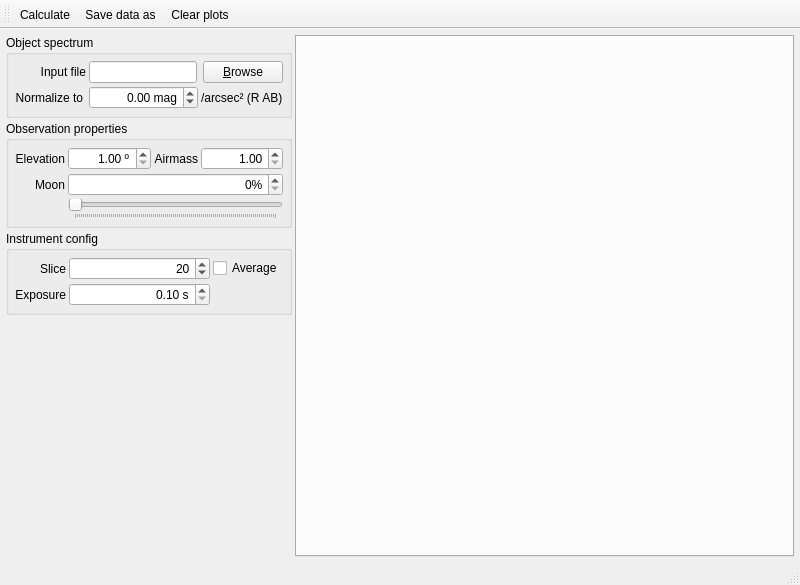
Old version of the form CalGUI/MainWindow.ui in the repository HARMONI-CAB/TARSIS-ETC.
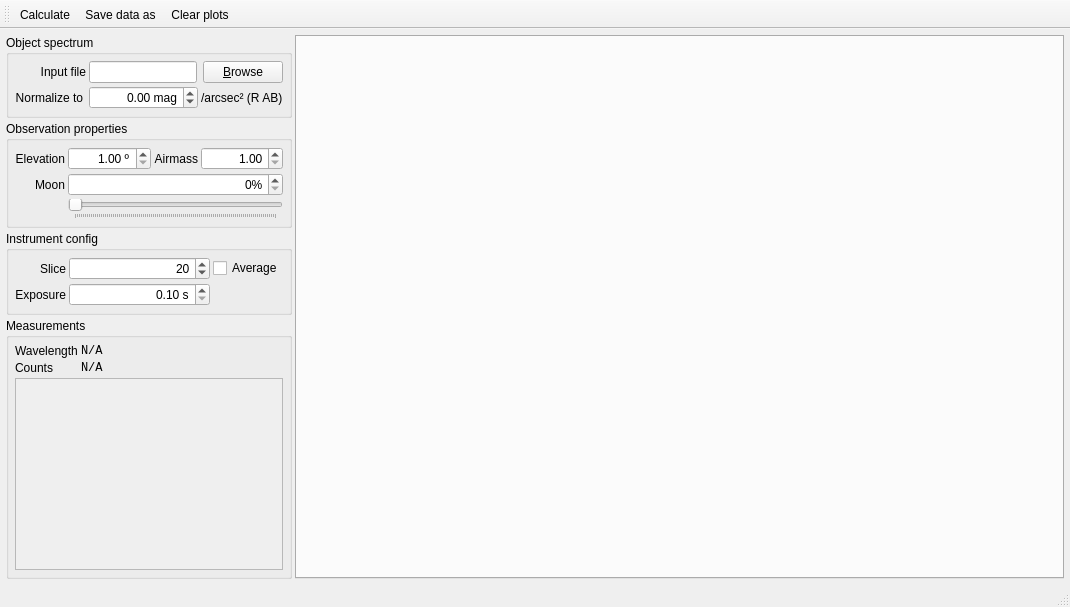
New version of the form. Icons and pictures are not drawn.

```diff
--- a/CalGUI/MainWindow.ui
+++ b/CalGUI/MainWindow.ui
@@ -6,8 +6,8 @@
    <rect>
     <x>0</x>
     <y>0</y>
-    <width>800</width>
-    <height>585</height>
+    <width>1070</width>
+    <height>607</height>
    </rect>
   </property>
   <property name="windowTitle">
@@ -37,7 +37,7 @@
     <item row="1" column="0">
      <widget class="QGroupBox" name="groupBox">
       <property name="sizePolicy">
-       <sizepolicy hsizetype="Fixed" vsizetype="Preferred">
+       <sizepolicy hsizetype="Fixed" vsizetype="Fixed">
         <horstretch>0</horstretch>
         <verstretch>0</verstretch>
        </sizepolicy>
@@ -175,7 +175,7 @@
     <item row="2" column="0">
      <widget class="QGroupBox" name="groupBox_2">
       <property name="sizePolicy">
-       <sizepolicy hsizetype="Minimum" vsizetype="Preferred">
+       <sizepolicy hsizetype="Minimum" vsizetype="Fixed">
         <horstretch>0</horstretch>
         <verstretch>0</verstretch>
        </sizepolicy>
@@ -329,30 +329,10 @@
       </layout>
      </widget>
     </item>
-    <item row="4" column="0">
-     <spacer name="verticalSpacer">
-      <property name="orientation">
-       <enum>Qt::Vertical</enum>
-      </property>
-      <property name="sizeHint" stdset="0">
-       <size>
-        <width>20</width>
-        <height>40</height>
-       </size>
-      </property>
-     </spacer>
-    </item>
-    <item row="1" column="1" rowspan="4" colspan="2">
-     <widget class="QTabWidget" name="tabWidget">
-      <property name="currentIndex">
-       <number>-1</number>
-      </property>
-     </widget>
-    </item>
     <item row="3" column="0">
      <widget class="QGroupBox" name="groupBox_3">
       <property name="sizePolicy">
-       <sizepolicy hsizetype="Minimum" vsizetype="Preferred">
+       <sizepolicy hsizetype="Minimum" vsizetype="Fixed">
         <horstretch>0</horstretch>
         <verstretch>0</verstretch>
        </sizepolicy>
@@ -462,6 +442,142 @@
       </layout>
      </widget>
     </item>
+    <item row="1" column="1" rowspan="5" colspan="2">
+     <widget class="QTabWidget" name="tabWidget">
+      <property name="currentIndex">
+       <number>-1</number>
+      </property>
+     </widget>
+    </item>
+    <item row="4" column="0" rowspan="2">
+     <widget class="QGroupBox" name="groupBox_4">
+      <property name="sizePolicy">
+       <sizepolicy hsizetype="Preferred" vsizetype="Expanding">
+        <horstretch>0</horstretch>
+        <verstretch>0</verstretch>
+       </sizepolicy>
+      </property>
+      <property name="title">
+       <string>Measurements</string>
+      </property>
+      <layout class="QGridLayout" name="gridLayout_6">
+       <property name="leftMargin">
+        <number>6</number>
+       </property>
+       <property name="topMargin">
+        <number>6</number>
+       </property>
+       <property name="rightMargin">
+        <number>6</number>
+       </property>
+       <property name="bottomMargin">
+        <number>6</number>
+       </property>
+       <property name="spacing">
+        <number>3</number>
+       </property>
+       <item row="1" column="0">
+        <widget class="QLabel" name="label_10">
+         <property name="sizePolicy">
+          <sizepolicy hsizetype="Minimum" vsizetype="Preferred">
+           <horstretch>0</horstretch>
+           <verstretch>0</verstretch>
+          </sizepolicy>
+         </property>
+         <property name="text">
+          <string>Counts</string>
+         </property>
+        </widget>
+       </item>
+       <item row="1" column="1">
+        <widget class="QLabel" name="countsLabel">
+         <property name="font">
+          <font>
+           <family>Monospace</family>
+          </font>
+         </property>
+         <property name="text">
+          <string>N/A</string>
+         </property>
+        </widget>
+       </item>
+       <item row="0" column="1">
+        <widget class="QLabel" name="wlLabel">
+         <property name="font">
+          <font>
+           <family>Monospace</family>
+          </font>
+         </property>
+         <property name="text">
+          <string>N/A</string>
+         </property>
+        </widget>
+       </item>
+       <item row="0" column="0">
+        <widget class="QLabel" name="label_8">
+         <property name="sizePolicy">
+          <sizepolicy hsizetype="Fixed" vsizetype="Preferred">
+           <horstretch>0</horstretch>
+           <verstretch>0</verstretch>
+          </sizepolicy>
+         </property>
+         <property name="text">
+          <string>Wavelength</string>
+         </property>
+        </widget>
+       </item>
+       <item row="2" column="0" colspan="2">
+        <widget class="QScrollArea" name="scrollArea">
+         <property name="horizontalScrollBarPolicy">
+          <enum>Qt::ScrollBarAlwaysOff</enum>
+         </property>
+         <property name="widgetResizable">
+          <bool>true</bool>
+         </property>
+         <widget class="QWidget" name="scrollAreaWidgetContents">
+          <property name="geometry">
+           <rect>
+            <x>0</x>
+            <y>0</y>
+            <width>314</width>
+            <height>80</height>
+           </rect>
+          </property>
+          <layout class="QGridLayout" name="gridLayout_7">
+           <property name="leftMargin">
+            <number>0</number>
+           </property>
+           <property name="topMargin">
+            <number>0</number>
+           </property>
+           <property name="rightMargin">
+            <number>0</number>
+           </property>
+           <property name="bottomMargin">
+            <number>0</number>
+           </property>
+           <item row="0" column="0">
+            <widget class="QLabel" name="allSeriesLabel">
+             <property name="font">
+              <font>
+               <family>Monospace</family>
+              </font>
+             </property>
+             <property name="text">
+              <string/>
+             </property>
+             <property name="alignment">
+              <set>Qt::AlignLeading|Qt::AlignLeft|Qt::AlignTop</set>
+             </property>
+            </widget>
+           </item>
+          </layout>
+         </widget>
+        </widget>
+       </item>
+      </layout>
+     </widget>
+    </item>
    </layout>
   </widget>
   <widget class="QMenuBar" name="menubar">
@@ -469,7 +585,7 @@
     <rect>
      <x>0</x>
      <y>0</y>
-     <width>800</width>
+     <width>1070</width>
      <height>25</height>
     </rect>
    </property>
```
